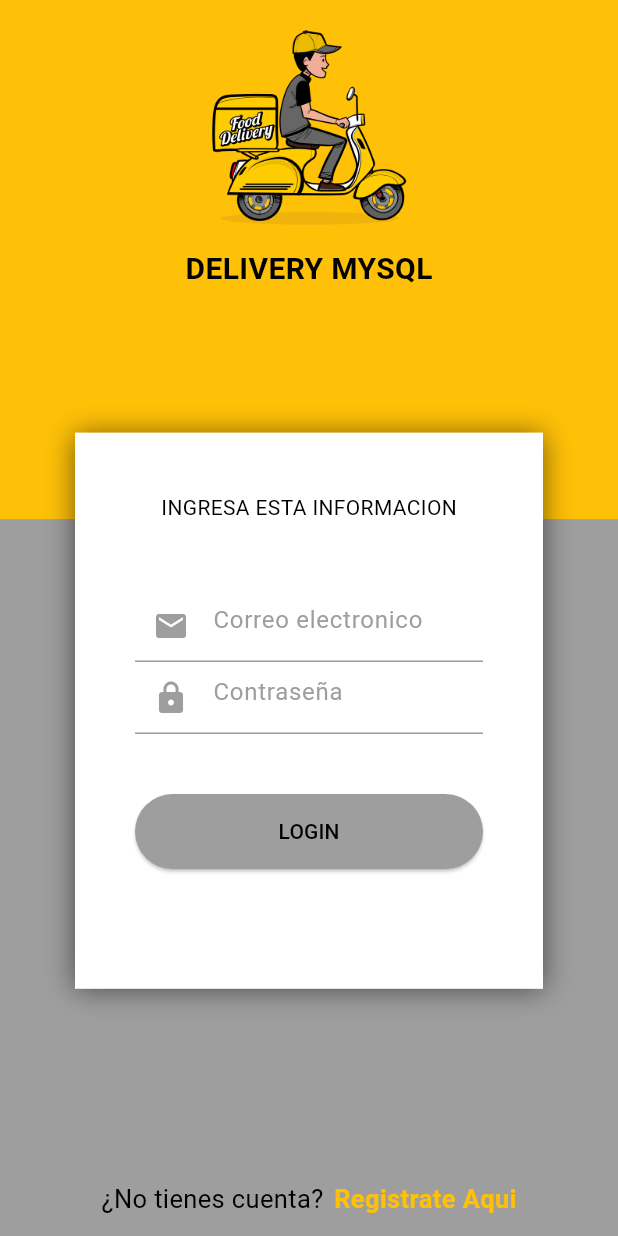
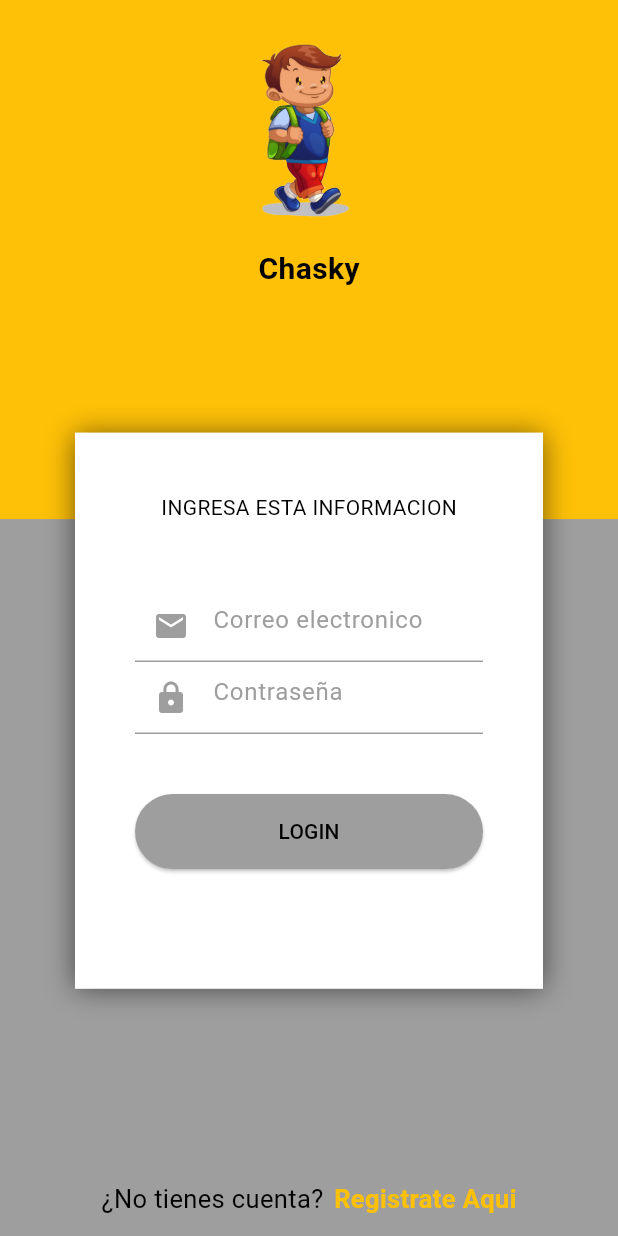
Before and after one commit to UpsIE2025/proyectoFinal-g4, a Flutter app: the screen it shows after launch, on a phone screen of 412 x 824 dp. Run offline on Flutter 3.47's test engine with Material 3 defaults, Android fonts, the phone set to English and light mode, and no system bars; our stand-ins replace get, get_storage, image_picker.

Commit message:
rename app

```diff
--- a/Task_1/chasky/lib/main.dart
+++ b/Task_1/chasky/lib/main.dart
@@ -32,7 +32,7 @@ class _MyAppState extends State<MyApp> {
     print('Usuario id: ${userSession.id}');
 
     return GetMaterialApp(
-      title: 'Delivery Udemy',
+      title: 'Chasky',
       debugShowCheckedModeBanner: false,
       initialRoute: userSession.id != null ? '/home' : '/',
       getPages: [
--- a/Task_1/chasky/lib/src/pages/login/login_page.dart
+++ b/Task_1/chasky/lib/src/pages/login/login_page.dart
@@ -33,7 +33,7 @@ class LoginPage extends StatelessWidget {
 
   Widget _textAppName() {
     return Text(
-      'DELIVERY MYSQL',
+      'Chasky',
       style: TextStyle(
         fontSize: 20,
         fontWeight: FontWeight.bold,
@@ -157,7 +157,11 @@ class LoginPage extends StatelessWidget {
       child: Container(
         margin: EdgeInsets.only(top: 20, bottom: 15),
         alignment: Alignment.center,
-        child: Image.asset('assets/img/delivery.png', width: 130, height: 130),
+        child: Image.asset(
+          'assets/img/estudiante.png',
+          width: 130,
+          height: 130,
+        ),
       ),
     );
   }
```
Also changed, not shown: Task_1/chasky/assets/img/estudiante.png (added).
